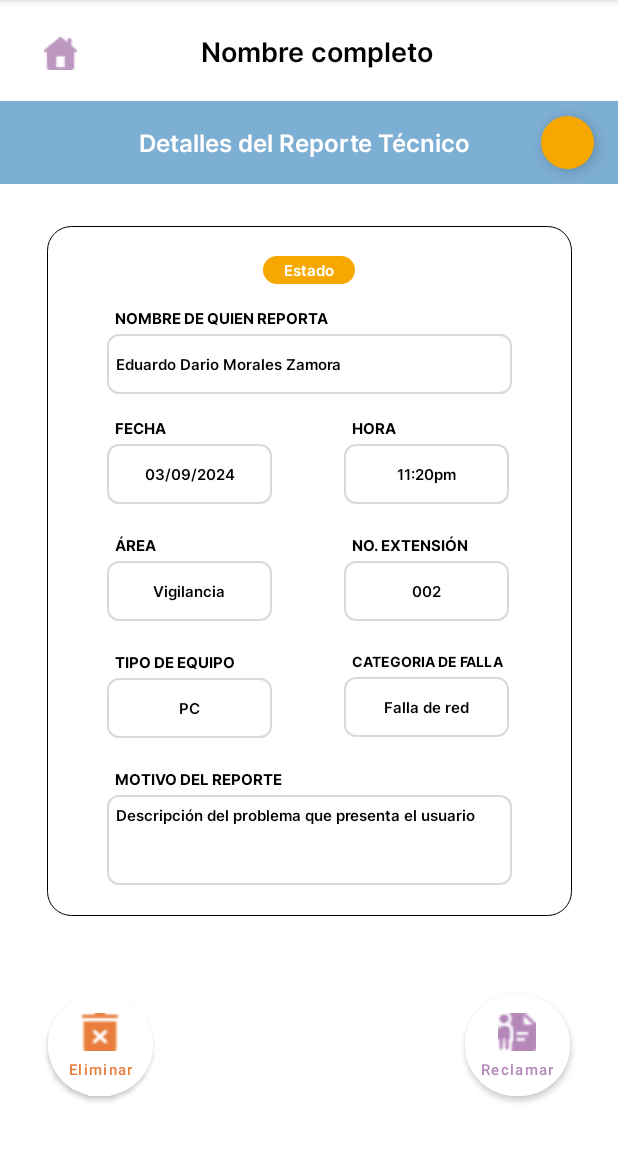
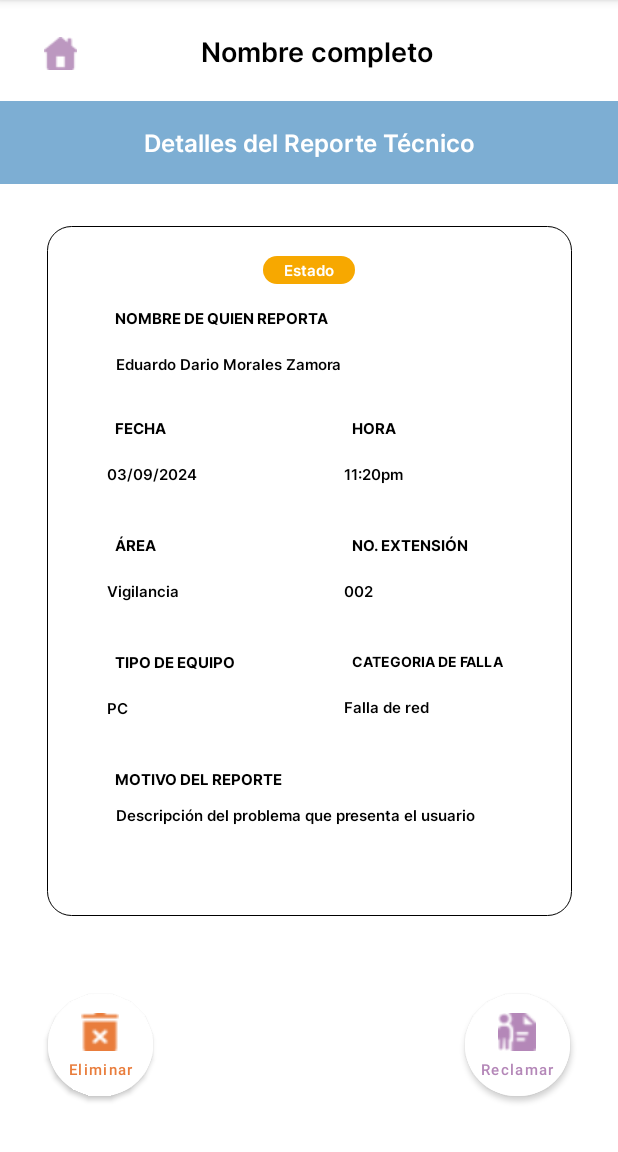
Before and after one commit to iker-landeros/healthsync, an Android app: the UnclaimedTicket screen opened directly, with no data from a screen before it, on a phone screen of 412 x 824 dp, the part 84-1236 px from its top. Run offline under Robolectric (Android 15) with nearby library versions, the phone set to English and light mode, and no system bars; our stand-ins replace Volley; network calls fail.

Commit message:
Updated unclaimed ticket design

```diff
--- a/app/src/main/res/layout/activity_unclaimed_ticket.xml
+++ b/app/src/main/res/layout/activity_unclaimed_ticket.xml
@@ -57,10 +57,9 @@
 
         <TextView
             android:id="@+id/txtDetalles"
-            android:layout_width="wrap_content"
+            android:layout_width="match_parent"
             android:layout_height="wrap_content"
-            android:layout_gravity="center_vertical"
-            android:layout_marginStart="45dp"
+            android:layout_gravity="center|center_vertical"
             android:layout_weight="1"
             android:fontFamily="@font/inter_semibold"
             android:gravity="center"
@@ -68,19 +67,6 @@
             android:textColor="#FFFFFF"
             android:textSize="16sp" />
 
-        <ImageView
-            android:id="@+id/semaforoEstado"
-            android:layout_width="35dp"
-            android:layout_height="35dp"
-            android:layout_gravity="center_vertical"
-            android:layout_marginEnd="16dp"
-            android:background="@drawable/semaforo_se_background"
-            android:elevation="6dp"
-            app:layout_constraintDimensionRatio="1:1"
-            app:layout_constraintEnd_toEndOf="parent"
-            app:layout_constraintHeight_default="wrap"
-            app:layout_constraintTop_toTopOf="parent"
-            app:layout_constraintWidth_default="wrap" />
     </LinearLayout>
 
     <LinearLayout
@@ -134,7 +120,6 @@
                 android:layout_marginTop="3dp"
                 android:width="270dp"
                 android:height="40dp"
-                android:background="@drawable/textview_background"
                 android:fontFamily="@font/inter_semibold"
                 android:gravity="start|center_vertical"
                 android:maxWidth="270dp"
@@ -176,9 +161,8 @@
                     android:layout_marginTop="3dp"
                     android:width="110dp"
                     android:height="40dp"
-                    android:background="@drawable/textview_background"
                     android:fontFamily="@font/inter_semibold"
-                    android:gravity="center|center_vertical"
+                    android:gravity="center_vertical"
                     android:maxWidth="110dp"
                     android:maxHeight="40dp"
                     android:minWidth="110dp"
@@ -205,9 +189,8 @@
                     android:layout_marginTop="3dp"
                     android:width="110dp"
                     android:height="40dp"
-                    android:background="@drawable/textview_background"
                     android:fontFamily="@font/inter_semibold"
-                    android:gravity="center_horizontal|center_vertical"
+                    android:gravity="center_vertical"
                     android:maxWidth="110dp"
                     android:maxHeight="40dp"
                     android:minWidth="110dp"
@@ -234,9 +217,8 @@
                     android:layout_marginTop="3dp"
                     android:width="110dp"
                     android:height="40dp"
-                    android:background="@drawable/textview_background"
                     android:fontFamily="@font/inter_semibold"
-                    android:gravity="center_horizontal|center_vertical"
+                    android:gravity="center_vertical"
                     android:maxWidth="110dp"
                     android:maxHeight="40dp"
                     android:minWidth="110dp"
@@ -270,9 +252,8 @@
                     android:layout_marginTop="3dp"
                     android:width="110dp"
                     android:height="40dp"
-                    android:background="@drawable/textview_background"
                     android:fontFamily="@font/inter_semibold"
-                    android:gravity="center|center_vertical"
+                    android:gravity="center_vertical"
                     android:maxWidth="110dp"
                     android:maxHeight="40dp"
                     android:minWidth="110dp"
@@ -299,9 +280,8 @@
                     android:layout_marginTop="3dp"
                     android:width="110dp"
                     android:height="40dp"
-                    android:background="@drawable/textview_background"
                     android:fontFamily="@font/inter_semibold"
-                    android:gravity="center_horizontal|center_vertical"
+                    android:gravity="center_vertical"
                     android:maxWidth="110dp"
                     android:maxHeight="40dp"
                     android:minWidth="110dp"
@@ -328,9 +308,8 @@
                     android:layout_marginTop="3dp"
                     android:width="110dp"
                     android:height="40dp"
-                    android:background="@drawable/textview_background"
                     android:fontFamily="@font/inter_semibold"
-                    android:gravity="center_horizontal|center_vertical"
+                    android:gravity="center_vertical"
                     android:maxWidth="110dp"
                     android:maxHeight="40dp"
                     android:minWidth="110dp"
@@ -367,7 +346,6 @@
                 android:layout_marginTop="3dp"
                 android:width="270dp"
                 android:height="60dp"
-                android:background="@drawable/textview_background"
                 android:fontFamily="@font/inter_semibold"
                 android:gravity="start|top"
                 android:maxWidth="250dp"
```
